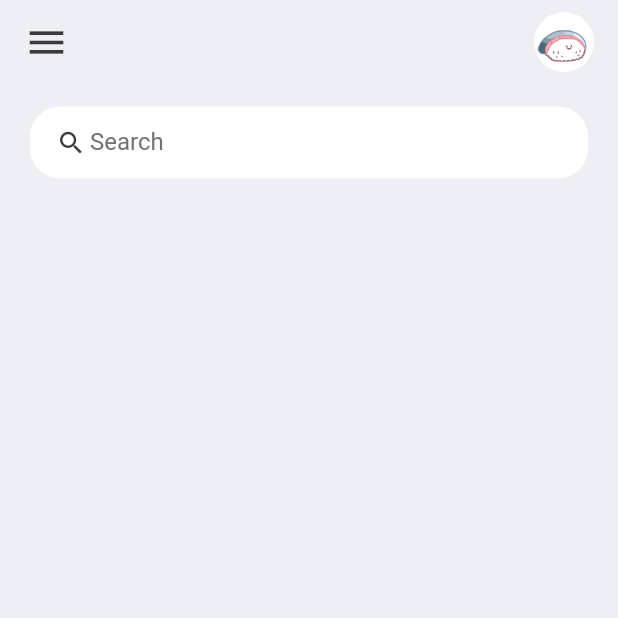
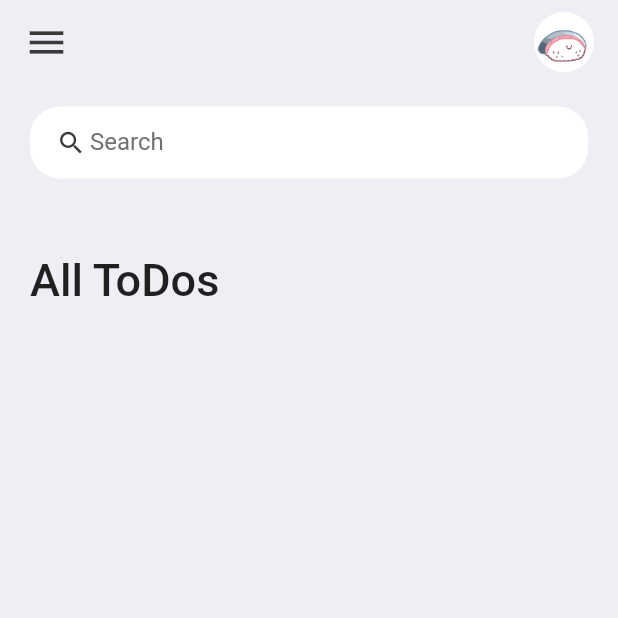
Before and after one commit to sa8a/todo_app, a Flutter app: the screen it shows after launch, on a phone screen of 412 x 824 dp, the top half of it. Run offline on Flutter 3.47's test engine with Material 2 defaults, Android fonts, the phone set to English and light mode, and no system bars.

Commit message:
Title 作成

```diff
--- a/lib/screens/home.dart
+++ b/lib/screens/home.dart
@@ -17,6 +17,25 @@ class Home extends StatelessWidget {
         child: Column(
           children: [
             searchBox(),
+            Expanded(
+              child: ListView(
+                children: [
+                  Container(
+                    margin: const EdgeInsets.only(
+                      top: 50,
+                      bottom: 20,
+                    ),
+                    child: const Text(
+                      'All ToDos',
+                      style: TextStyle(
+                        fontSize: 30,
+                        fontWeight: FontWeight.w500,
+                      ),
+                    ),
+                  ),
+                ],
+              ),
+            )
           ],
         ),
       ),
```
